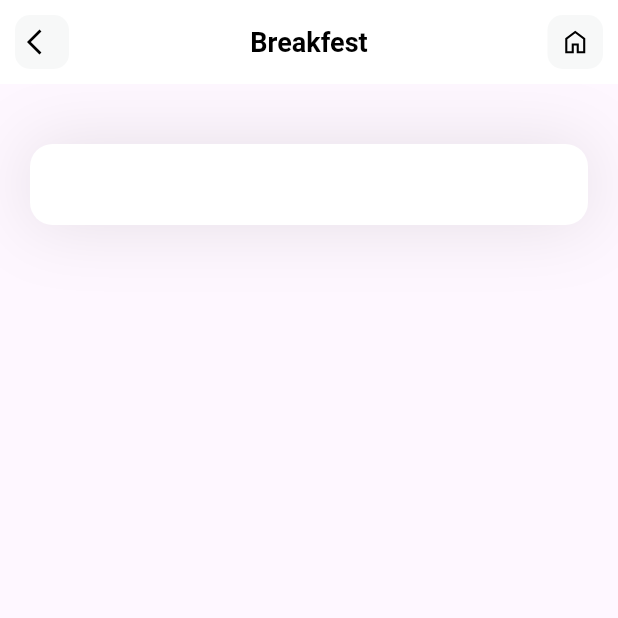
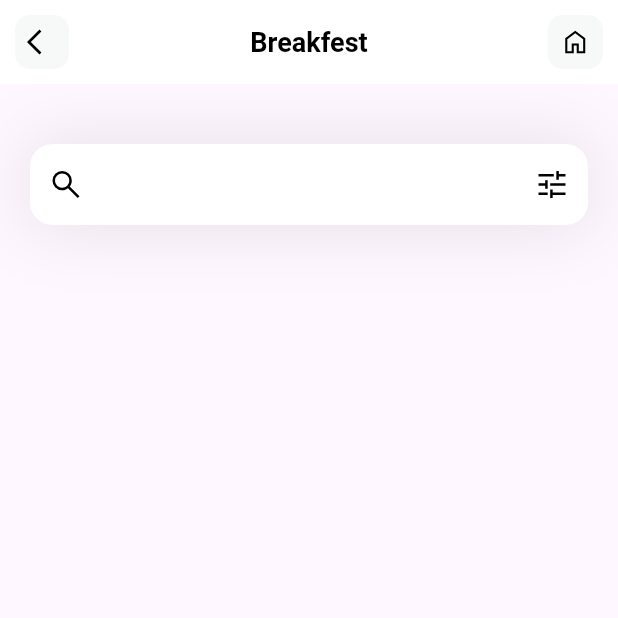
Before and after one commit to Chr-Jan/diet_hub, a Flutter app: the screen it shows after launch, on a phone screen of 412 x 824 dp, the top half of it. Run offline on Flutter 3.47's test engine with Material 3 defaults, Android fonts, the light colour scheme and no system bars; our stand-ins replace flutter_svg; Roboto replaces fonts that are missing (Jacquard24).

Commit message:
search icon

```diff
--- a/lib/pages/home.dart
+++ b/lib/pages/home.dart
@@ -24,6 +24,21 @@ class HomePage extends StatelessWidget {
                       filled: true,
                       fillColor: Colors.white,
                       contentPadding: EdgeInsets.all(15),
+                      prefixIcon: Padding(
+                        padding: const EdgeInsets.all(12),
+                        child: SvgPicture.asset(
+                          'assets/icons/search.svg',
+                          height: 20,
+                          width: 20,
+                        ),
+                      ),
+                      suffixIcon: Padding(
+                          padding: const EdgeInsets.all(12),
+                          child: SvgPicture.asset(
+                            'assets/icons/tune.svg',
+                            height: 20,
+                            width: 20,
+                          )),
                       border: OutlineInputBorder(
                           borderRadius: BorderRadius.circular(15),
                           borderSide: BorderSide.none))),
```
Also changed, not shown: assets/icons/arrow_back.png (deleted), assets/icons/home.png (deleted), assets/icons/search.svg (added), assets/icons/tune.svg (added).
